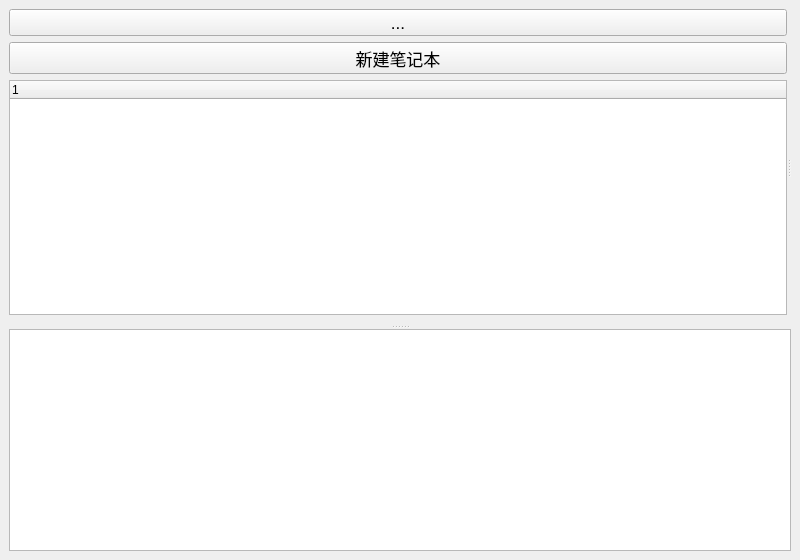
Old version of the form App/windows/mainwindow.ui in the repository kevinWu7/LifeNote.
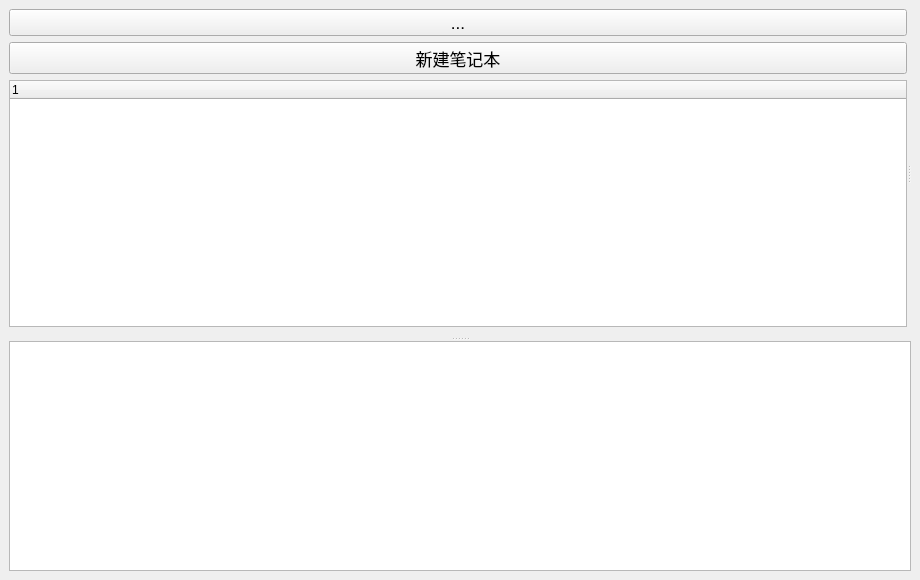
New version of the form. Custom widgets are drawn as their Qt base class.

```diff
--- a/App/windows/mainwindow.ui
+++ b/App/windows/mainwindow.ui
@@ -6,8 +6,8 @@
    <rect>
     <x>0</x>
     <y>0</y>
-    <width>800</width>
-    <height>560</height>
+    <width>920</width>
+    <height>580</height>
    </rect>
   </property>
   <property name="windowTitle">
```
